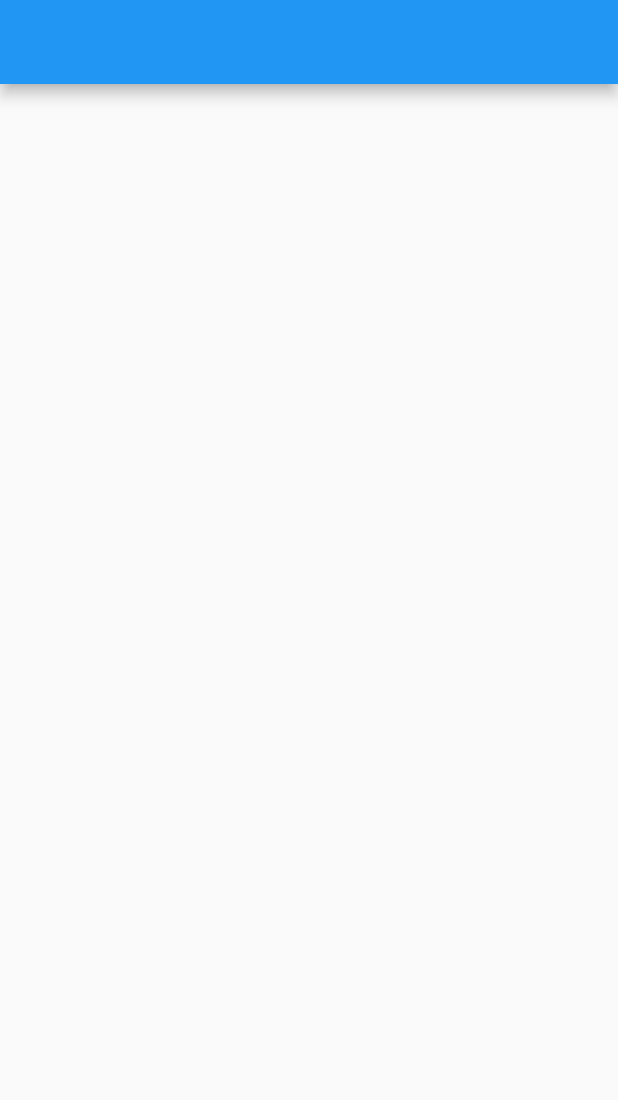
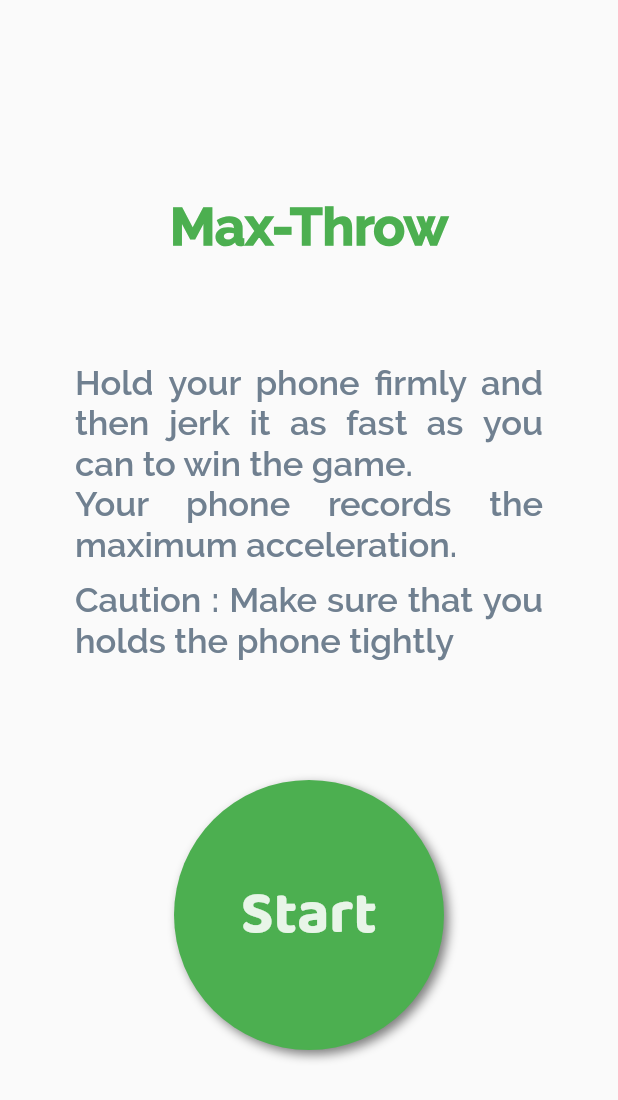
Before and after one commit to anirudhsharma392/max_throw, a Flutter app: the screen it shows after launch, on a phone screen of 412 x 824 dp. Shown: the top 1100 px of the screen. Run offline on Flutter 3.47's test engine with Material 2 defaults, Android fonts, the phone set to English and light mode, and no system bars.

Commit message:
added new buttons and improved UI

```diff
--- a/lib/main.dart
+++ b/lib/main.dart
@@ -1,5 +1,7 @@
+import 'dart:io';
+
 import 'package:flutter/material.dart';
-
+import 'package:max_throw/style/style.dart';
 
 import 'ui/my_home_page.dart';
 
@@ -9,11 +11,25 @@ class MyApp extends StatelessWidget {
   @override
   Widget build(BuildContext context) {
     return MaterialApp(
-      title: 'Max Throw',
+      debugShowCheckedModeBanner: false,
       theme: ThemeData(
         primarySwatch: Colors.blue,
       ),
-      home: MyHomePage(),
+      home: Platform.isAndroid ? MyHomePage() : Warning(),
     );
   }
 }
+
+class Warning extends StatelessWidget {
+  @override
+  Widget build(BuildContext context) {
+    return Scaffold(
+      body: Center(
+        child: Text(
+          "Only Android is Supported",
+          style: subHeadingStyle,
+        ),
+      ),
+    );
+  }
+}
--- /dev/null
+++ b/lib/style/style.dart
@@ -0,0 +1,27 @@
+
+
+import 'package:flutter/material.dart';
+///colors
+const Color white = Colors.white;
+const Color primary = Color(0xff708090);
+const Color red = Colors.red;
+const Color green = Colors.green;
+
+
+///fontStyles
+
+
+
+
+const TextStyle headingStyle =TextStyle(
+    color: Colors.green,
+    fontSize: 35,
+    fontFamily: 'Raleway',
+    fontWeight: FontWeight.w900);
+
+
+const TextStyle subHeadingStyle =TextStyle(
+    color: primary,
+    fontSize: 23,
+    fontFamily: 'Raleway',
+    fontWeight: FontWeight.w600);
--- /dev/null
+++ b/lib/ui/button.dart
@@ -0,0 +1,61 @@
+import 'package:flutter/material.dart';
+
+class Button extends StatelessWidget {
+  double fontSize;
+  //gives size to a buttton
+  //Size must be less then 300
+  double size;
+  //overlay text of a button
+  String text;
+  //color of a button that changes with animation
+  Color color;
+  //ontap function must be
+  Function onTap;
+  Button(
+      {
+        this.fontSize=40,
+        this.size = 300,
+      this.text = "Start",
+      this.color = Colors.green,
+      this.onTap})
+      : assert(size < 300);
+  @override
+  Widget build(BuildContext context) {
+    return Container(
+      height: 300,
+      alignment: Alignment.center,
+      padding: EdgeInsets.only(bottom:120),
+      child: InkWell(
+        splashColor: Colors.transparent,
+        highlightColor: Colors.transparent,
+        onTap: onTap,
+        child: AnimatedContainer(
+          curve: Curves.easeIn,
+          duration: Duration(milliseconds: 400),
+          height: size + 20,
+          width: size,
+          decoration: BoxDecoration(
+            shape: BoxShape.circle,
+            color: color,
+            boxShadow: [
+              BoxShadow(
+                blurRadius: 5.0,
+                color: Colors.black.withOpacity(.5),
+                offset: Offset(3.0, 3.0),
+              ),
+            ],
+          ),
+          child: Center(
+            child: Text(text,
+                style: TextStyle(
+                  color: Colors.white.withOpacity(0.87),
+                  fontWeight: FontWeight.w700,
+                  fontFamily: 'baloo',
+                  fontSize: fontSize,
+                )),
+          ),
+        ),
+      ),
+    );
+  }
+}
--- a/lib/ui/my_home_page.dart
+++ b/lib/ui/my_home_page.dart
@@ -1,7 +1,7 @@
-import 'dart:async';
-
 import 'package:flutter/material.dart';
-import 'package:flutter/services.dart';
+import 'package:max_throw/style/style.dart';
+import 'package:max_throw/ui/acceleration_meter.dart';
+import 'package:max_throw/ui/button.dart';
 
 class MyHomePage extends StatefulWidget {
   @override
@@ -9,40 +9,78 @@ class MyHomePage extends StatefulWidget {
 }
 
 class _MyHomePageState extends State<MyHomePage> {
-  static const stream = const EventChannel('com.gsoc.eventchannel/stream');
+  bool _activated = false;
 
-  //contains magnitude of acceleration
-  var _accelaration;
-  StreamSubscription _timerSubscription;
-
-  //call this method to start subscription event
-  void _enableSubscription() {
-    if (_timerSubscription == null) {
-      _timerSubscription =
-          stream.receiveBroadcastStream().listen(_updateAcceleration);
-    }
-  }
-
-  //call this method to dispose subscription event
-  void _disableSubscription() {
-    if (_timerSubscription != null) {
-      _timerSubscription.cancel();
-      _timerSubscription = null;
-    }
-  }
-
-  void _updateAcceleration(timer) {
-    debugPrint("Timer $timer");
-    setState(() => _accelaration = timer);
+  @override
+  void initState() {
+    // TODO: implement initState
+    super.initState();
+    _activated = false;
   }
 
   @override
   Widget build(BuildContext context) {
     return Scaffold(
-        appBar: AppBar(),
-        body: Container(
-          padding: EdgeInsets.all(8.0),
-          child: Card(),
-        ));
+      body: SingleChildScrollView(
+        child: Padding(
+          padding: EdgeInsets.symmetric(horizontal: 20),
+          child: Column(
+            children: <Widget>[
+              //if activated then it will show real time acceleration
+              _activated ? AccelerationMeter() : _heading(),
+              Button(
+                //activates the AccelerationMeter widget and enters inside the game.
+                onTap: () => setState(() {
+                  _activated ? _activated = false : _activated = true;
+                }),
+                fontSize: _activated ?36:40,
+                //sets the button size and animates it
+                size: _activated ? 100 : 290,
+                text: _activated ? "Stop" : "Start",
+                color: _activated ? Colors.red : Colors.green,
+              )
+            ],
+          ),
+        ),
+      ),
+    );
   }
+
+
+  //this widget contains the heading and body of startup page
+  Widget _heading() => SizedBox(
+        height: 520,
+        child: Container(
+          alignment: Alignment.center,
+          margin: EdgeInsets.symmetric(horizontal: 30),
+          child: Column(
+            mainAxisAlignment: MainAxisAlignment.center,
+            children: <Widget>[
+              SizedBox(
+                height: 50,
+              ),
+              Text(
+                "Max-Throw",
+                style: headingStyle,
+              ),
+              SizedBox(
+                height: 70,
+              ),
+              Text(
+                "Hold your phone firmly and then jerk it as fast as you can to win the game.\n Your phone records the maximum acceleration.",
+                textAlign: TextAlign.justify,
+                style: subHeadingStyle,
+              ),
+              SizedBox(
+                height: 10,
+              ),
+              Text(
+                "Caution : Make sure that you holds the phone tightly",
+                textAlign: TextAlign.justify,
+                style: subHeadingStyle,
+              ),
+            ],
+          ),
+        ),
+      );
 }
```
Also changed, not shown: lib/ui/acceleration_meter.dart (added, +202 -0 lines), pubspec.yaml (+5 -4 lines), pubspec.lock, 1 other file.
